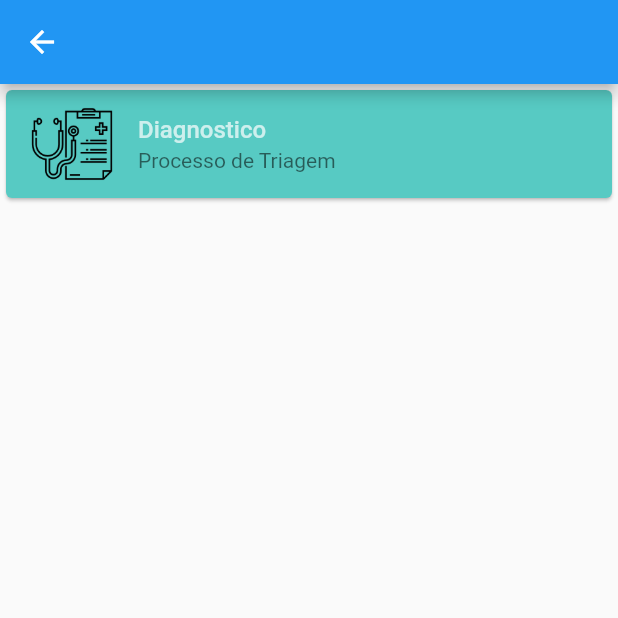
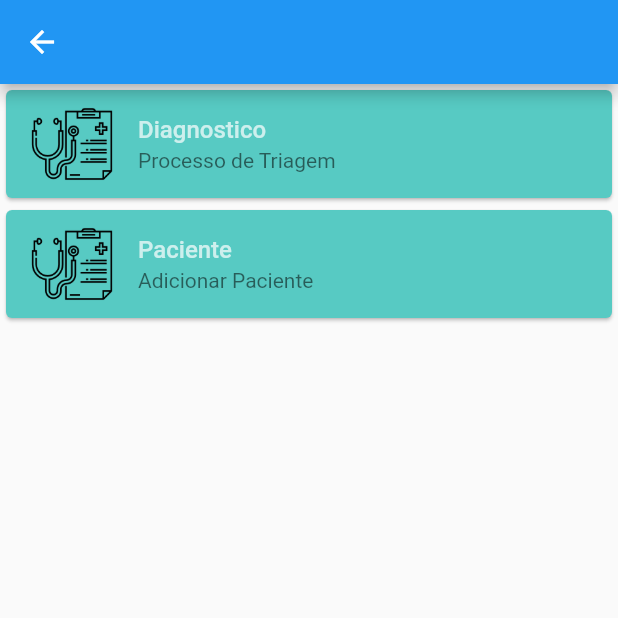
Before and after one commit to Aesilva1337/CAHD, a Flutter app: the HomePage screen opened directly, on a phone screen of 412 x 824 dp, the top half of it. Run offline on Flutter 3.47's test engine with Material 2 defaults, Android fonts, the phone set to English and light mode, and no system bars.

Commit message:
estou tentando

```diff
--- a/app/cahd/lib/constants/navigation.dart
+++ b/app/cahd/lib/constants/navigation.dart
@@ -5,4 +5,5 @@ class NavigationConstrants {
   static const String PATIENT = '/patient';
   static const String CLASSIFIC = "/classificacao";
   static const String CLASSIFICT = "/classificacaot";
+  static const String REGISTRY_PATIENT = "/registry_patient";
 }
--- a/app/cahd/lib/pages/home.dart
+++ b/app/cahd/lib/pages/home.dart
@@ -16,7 +16,20 @@ class HomePage extends StatelessWidget {
               child: Column(
                 mainAxisSize: MainAxisSize.min,
                 mainAxisAlignment: MainAxisAlignment.start,
-                children: <Widget>[_buildCard(context)],
+                children: <Widget>[
+                  _buildCard(
+                      context,
+                      'Diagnostico',
+                      'Processo de Triagem',
+                      'assets/images/medical.png',
+                      NavigationConstrants.LIST_PATIENTS),
+                  _buildCard(
+                      context,
+                      'Paciente',
+                      'Adicionar Paciente',
+                      'assets/images/medical.png',
+                      NavigationConstrants.REGISTRY_PATIENT),
+                ],
               ),
             ),
           );
@@ -25,19 +38,19 @@ class HomePage extends StatelessWidget {
     );
   }
 
-  Widget _buildCard(BuildContext context) => SizedBox(
+  Widget _buildCard(BuildContext context, String title, String subTitle,
+          String urlImg, String route) =>
+      SizedBox(
         child: Card(
           color: Color.fromRGBO(87, 202, 195, 1.0),
           child: ListTile(
-            onTap: () => {
-              Navigator.pushNamed(context, NavigationConstrants.LIST_PATIENTS)
-            },
-            title: Text('Diagnostico',
+            onTap: () => {Navigator.pushNamed(context, route)},
+            title: Text(title,
                 style: TextStyle(
                     fontWeight: FontWeight.w500, color: Colors.white70)),
-            subtitle: Text('Processo de Triagem'),
+            subtitle: Text(subTitle),
             leading: Image.asset(
-              "assets/images/medical.png",
+              urlImg,
               color: Colors.black,
             ),
           ),
--- a/app/cahd/lib/routes/routes.dart
+++ b/app/cahd/lib/routes/routes.dart
@@ -4,6 +4,7 @@ import 'package:cahd/pages/home.dart';
 import 'package:cahd/pages/list-patients.dart';
 import 'package:cahd/pages/login.dart';
 import 'package:cahd/pages/patient.dart';
+import 'package:cahd/pages/registry-patient.dart';
 import 'package:cahd/pages/triagem.dart';
 import 'package:flutter/material.dart';
 
@@ -22,6 +23,8 @@ class Routes {
         return buildRoute(settings, ClassificacaoT());
       case NavigationConstrants.LOGIN:
         return buildRoute(settings, LoginPage());
+      case NavigationConstrants.REGISTRY_PATIENT:
+        return buildRoute(settings, RegistryPatientPage());
       default:
         return buildRoute(settings, HomePage());
     }
--- a/app/cahd/lib/services/pacientes-service.dart
+++ b/app/cahd/lib/services/pacientes-service.dart
@@ -15,12 +15,33 @@ class PacienteService {
     return obj;
   }
 
+  Future<bool> postListaEspera(String cpf) async {
+    var response = await http.post(
+        '${BaseService.BASE}/${BaseService.LISTA_ESPERA}',
+        headers: {"Content-Type": "application/json"},
+        body: json.encode({'cpf': cpf}));
+    var ret = json.decode(response.body)['data'];
+    return response.statusCode == 200;
+  }
+
   Future<PacienteResponse> getPaciente(cpf) async {
     var response =
         await http.get('${BaseService.BASE}/${BaseService.PACIENTE}/$cpf');
-    var ret = json.decode(response.body)['data'];
-    var obj = PacienteResponse.fromJson([ret]);
-    return obj;
+    if (response.statusCode == 200) {
+      var ret = json.decode(response.body)['data'];
+      return PacienteResponse.fromJson([ret]);
+    }
+    return null;
+  }
+
+  Future<Paciente> getPacienteByCpf(cpf) async {
+    var response =
+        await http.get('${BaseService.BASE}/${BaseService.PACIENTE}/$cpf');
+    if (response.statusCode == 200) {
+      var ret = json.decode(response.body)['data'];
+      return Paciente.fromJson(ret);
+    }
+    return null;
   }
 
   Future<List<FinalizarClassificacao>> getHistorico(cpf) async {
@@ -41,6 +62,16 @@ class PacienteService {
         '${BaseService.BASE}/${BaseService.CLASSIFICACAO_MANCHESTER}',
         headers: {"Content-Type": "application/json"},
         body: json.encode(finalizar.toJson()));
+    var ret = json.decode(response.body);
+    var obj = ret["data"] == null ? false : ret["data"]["valido"];
+    return obj;
+  }
+
+  Future<bool> salvar(Paciente paciente) async {
+    var response = await http.post(
+        '${BaseService.BASE}/${BaseService.PACIENTE}',
+        headers: {"Content-Type": "application/json"},
+        body: json.encode(paciente.toJson()));
     var ret = json.decode(response.body);
     var obj = ret["data"] == null ? false : ret["data"]["valido"];
     return obj;
@@ -92,6 +123,17 @@ class Paciente {
       motherName: json["mother_name"],
     );
   }
+  Map<String, dynamic> toJson() => {
+        'name': name,
+        'cpf': cpf,
+        'mother_name': motherName,
+        'born_date': DateTime.now().toIso8601String(),
+        'sex': sex,
+        'telephone': telephone,
+        'address': address,
+        'zip_code': zipCode,
+        'city': city,
+      };
   String id;
   String cpf;
   String name;
```
Also changed, not shown: app/cahd/lib/pages/registry-patient.dart (added, +294 -0 lines).
